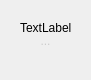
Before: the Qt Designer form vipitemwidget.ui in ZhouMei20220810/TEST, drawn with Qt 5.
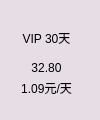
After: the same form once the commit is applied. Icons and pictures are not drawn.

Commit message: vip list可以点击非QLabel区域，互斥切换

Patch:
```diff
--- a/vipitemwidget.ui
+++ b/vipitemwidget.ui
@@ -6,8 +6,8 @@
    <rect>
     <x>0</x>
     <y>0</y>
-    <width>91</width>
-    <height>80</height>
+    <width>100</width>
+    <height>120</height>
    </rect>
   </property>
   <property name="windowTitle">
@@ -18,51 +18,79 @@
     <rect>
      <x>0</x>
      <y>0</y>
-     <width>91</width>
-     <height>81</height>
+     <width>101</width>
+     <height>120</height>
     </rect>
    </property>
    <property name="styleSheet">
-    <string notr="true">QToolButton {
-border:none;
-color: rgb(204, 204, 204);
-border-radius:3px;
-background-image: url(:/main/main/level_enhancenment.png);
-}
-QToolButton:hover  {
-background-color: rgb(41, 105, 205);
-color: rgb(255, 255, 255);
-border-radius:3px;
-background-image: url(:/main/main/level_normal.png)
-}
-QToolButton:pressed  {
-background-color: rgb(41, 105, 205);
-color: rgb(255, 255, 255);
-border-radius:3px;
-background-image: url(:/main/main/level_normal.png)
-}
-QToolButton:clicked  {
-background-color: rgb(41, 105, 205);
-color: rgb(255, 255, 255);
-border-radius:3px;
-background-image: url(:/main/main/level_normal.png)
-}</string>
+    <string notr="true">QToolButton{background-color:#FFE6DDE5;border:4px;border-color:red;}</string>
    </property>
    <property name="text">
-    <string>...</string>
+    <string/>
    </property>
   </widget>
   <widget class="QLabel" name="label">
    <property name="geometry">
     <rect>
+     <x>80</x>
+     <y>0</y>
+     <width>21</width>
+     <height>20</height>
+    </rect>
+   </property>
+   <property name="text">
+    <string/>
+   </property>
+   <property name="pixmap">
+    <pixmap resource="res.qrc">:/login/resource/login/option_select.png</pixmap>
+   </property>
+  </widget>
+  <widget class="QLabel" name="labelTotalTime">
+   <property name="geometry">
+    <rect>
      <x>20</x>
-     <y>20</y>
+     <y>30</y>
      <width>53</width>
      <height>15</height>
     </rect>
    </property>
    <property name="text">
-    <string>TextLabel</string>
+    <string>VIP 30天</string>
+   </property>
+   <property name="alignment">
+    <set>Qt::AlignCenter</set>
+   </property>
+  </widget>
+  <widget class="QLabel" name="labelTotalPrice">
+   <property name="geometry">
+    <rect>
+     <x>20</x>
+     <y>60</y>
+     <width>53</width>
+     <height>15</height>
+    </rect>
+   </property>
+   <property name="text">
+    <string>32.80</string>
+   </property>
+   <property name="alignment">
+    <set>Qt::AlignCenter</set>
+   </property>
+  </widget>
+  <widget class="QLabel" name="labelDayPrice">
+   <property name="geometry">
+    <rect>
+     <x>20</x>
+     <y>80</y>
+     <width>53</width>
+     <height>15</height>
+    </rect>
+   </property>
+   <property name="text">
+    <string>1.09元/天</string>
+   </property>
+   <property name="alignment">
+    <set>Qt::AlignCenter</set>
    </property>
   </widget>
  </widget>
```
Left out of the diff: 6 changed lines with no effect on the pictures. The commit also changes 7 other files.
